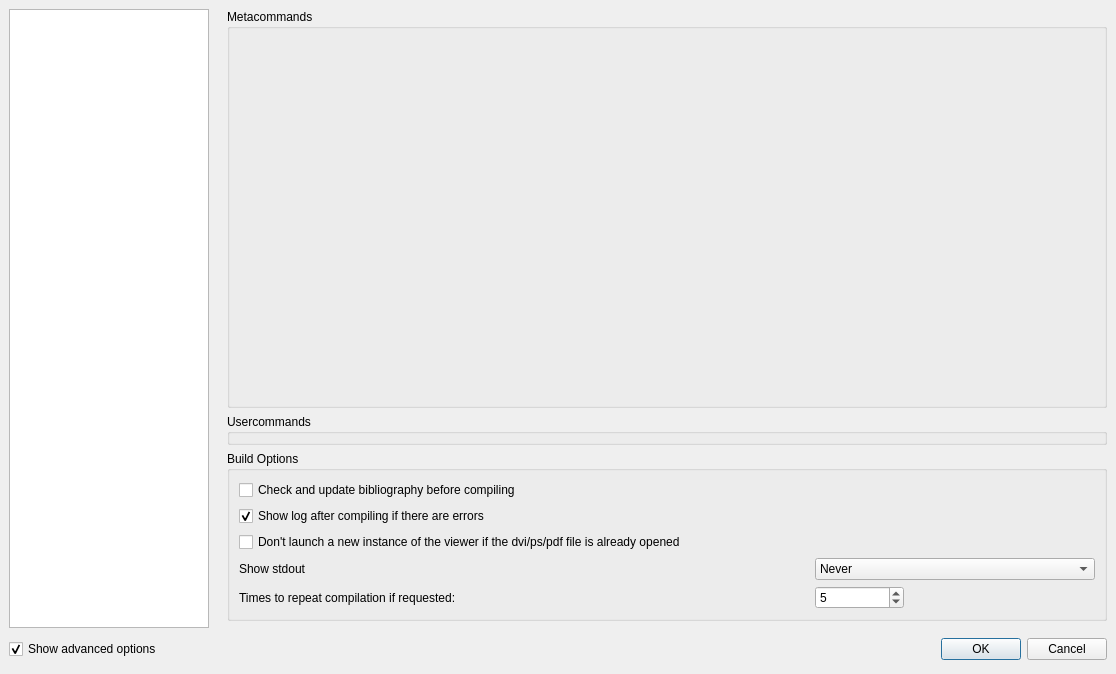
This is configdialog.ui in svn2github/texstudio-trunk as Qt 5 draws it before an edit. The edited form follows.
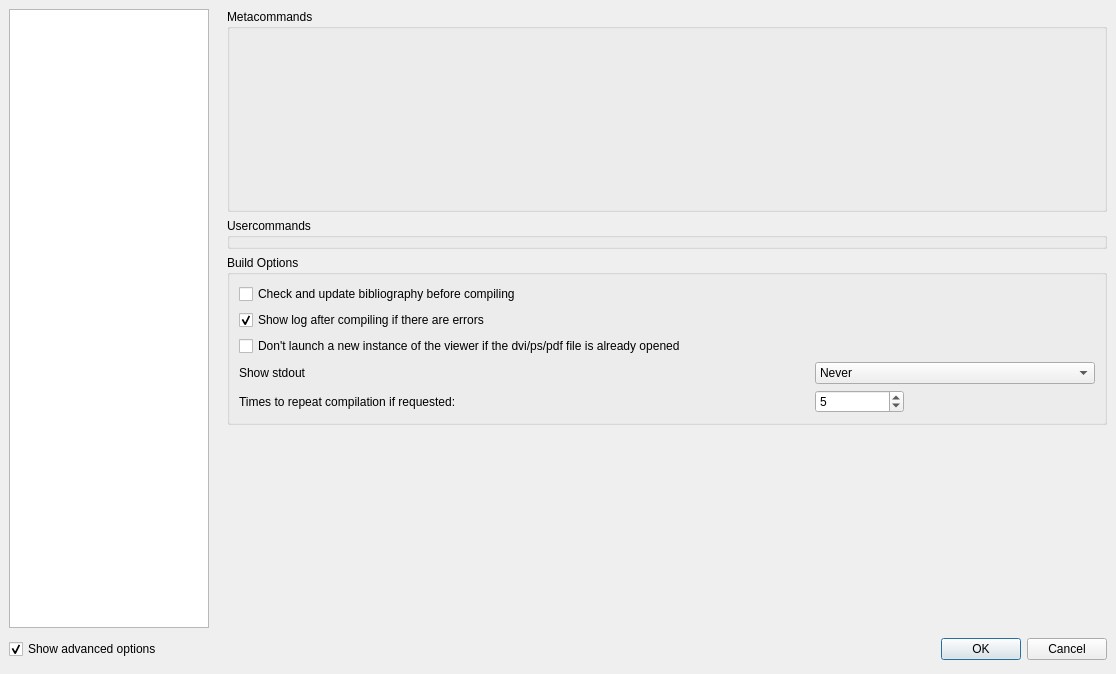
This is the edited form. Icons and pictures are not drawn.

Commit message: fix crash when pressing right on config symbols, this also enables the use of cursor to select the config page again. Seems to be rather odd problem, probable qt bug

```diff
--- a/configdialog.ui
+++ b/configdialog.ui
@@ -760,6 +760,12 @@
          <property name="orientation">
           <enum>Qt::Vertical</enum>
          </property>
+         <property name="sizeHint" stdset="0">
+          <size>
+           <width>0</width>
+           <height>0</height>
+          </size>
+         </property>
         </spacer>
        </item>
       </layout>
```
Left out of the diff: 19 changed lines with no effect on the pictures.
